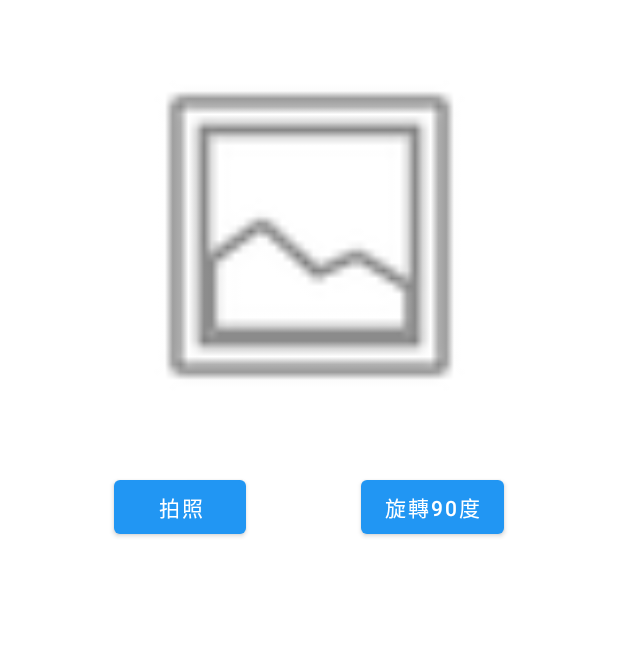
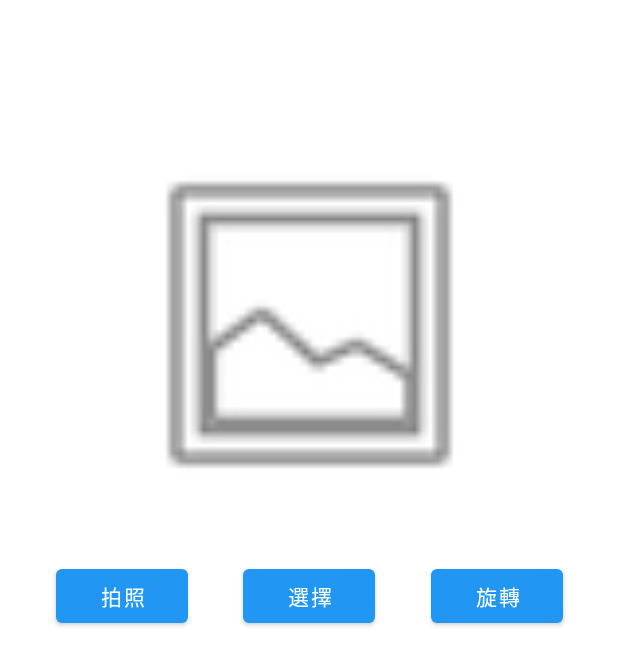
Before and after one commit to t104360088/TreasureHunter, an Android app: the layout activity_image.xml on its own in the app's theme, with its tools: preview values and no code run, on a phone screen of 412 x 824 dp. Shown: the top 665 px of the screen. Run offline under Robolectric (Android 15) with nearby library versions, the light colour scheme and no system bars.

Commit message:
Finish stage and image recognition

```diff
--- a/app/src/main/res/layout/activity_image.xml
+++ b/app/src/main/res/layout/activity_image.xml
@@ -6,6 +6,16 @@
     android:layout_height="match_parent"
     tools:context=".ImageActivity">
 
+    <TextView
+        android:id="@+id/tv_hint"
+        android:layout_width="match_parent"
+        android:layout_height="wrap_content"
+        android:textSize="20dp"
+        android:textStyle="bold"
+        android:gravity="center"
+        android:padding="16dp"
+        app:layout_constraintTop_toTopOf="parent"/>
+
     <ImageView
         android:id="@+id/imageView"
         android:layout_width="250dp"
@@ -13,32 +23,42 @@
         android:layout_marginTop="32dp"
         app:layout_constraintEnd_toEndOf="parent"
         app:layout_constraintStart_toStartOf="parent"
-        app:layout_constraintTop_toTopOf="parent"
+        app:layout_constraintTop_toBottomOf="@+id/tv_hint"
         app:srcCompat="@android:drawable/ic_menu_gallery" />
 
-    <Button
+    <com.google.android.material.button.MaterialButton
         android:id="@+id/btn_photo"
         android:layout_width="wrap_content"
         android:layout_height="wrap_content"
         android:layout_marginTop="32dp"
         android:text="拍照"
         app:layout_constraintStart_toStartOf="parent"
-        app:layout_constraintEnd_toStartOf="@+id/btn_rotate"
+        app:layout_constraintEnd_toStartOf="@+id/btn_choose"
         app:layout_constraintTop_toBottomOf="@+id/imageView" />
 
-    <Button
+    <com.google.android.material.button.MaterialButton
+        android:id="@+id/btn_choose"
+        android:layout_width="wrap_content"
+        android:layout_height="wrap_content"
+        android:text="選擇"
+        app:layout_constraintStart_toEndOf="@+id/btn_photo"
+        app:layout_constraintEnd_toStartOf="@+id/btn_rotate"
+        app:layout_constraintTop_toTopOf="@+id/btn_photo" />
+
+    <com.google.android.material.button.MaterialButton
         android:id="@+id/btn_rotate"
         android:layout_width="wrap_content"
         android:layout_height="wrap_content"
-        android:text="旋轉90度"
-        app:layout_constraintStart_toEndOf="@+id/btn_photo"
+        android:text="旋轉"
+        app:layout_constraintStart_toEndOf="@+id/btn_choose"
         app:layout_constraintEnd_toEndOf="parent"
-        app:layout_constraintTop_toTopOf="@+id/btn_photo" />
+        app:layout_constraintTop_toTopOf="@+id/btn_choose" />
 
     <ListView
         android:id="@+id/listView"
         android:layout_width="match_parent"
         android:layout_height="0dp"
+        android:visibility="gone"
         app:layout_constraintTop_toBottomOf="@+id/btn_photo"
         app:layout_constraintBottom_toBottomOf="parent"/>
 </androidx.constraintlayout.widget.ConstraintLayout>
```
Also changed, not shown: app/src/main/java/com/example/treasurehunter/ImageActivity.kt (+60 -26 lines), app/src/main/java/com/example/treasurehunter/MapActivity.kt (+106 -87 lines), app/src/main/res/layout/activity_map.xml (+17 -1 lines).
